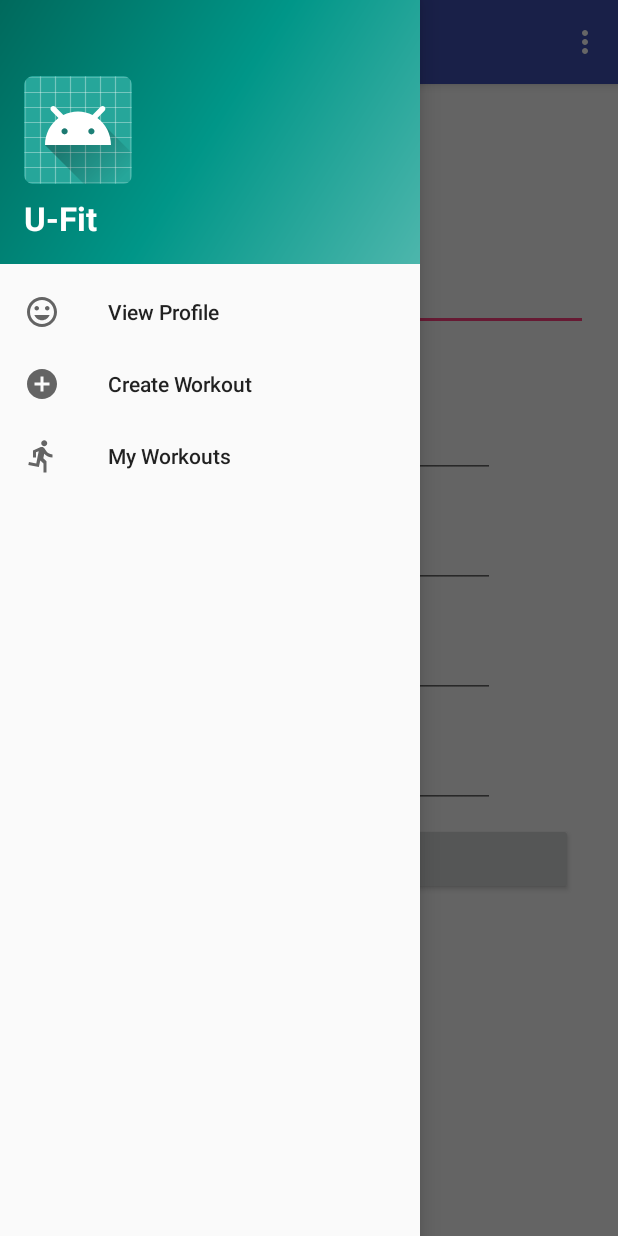
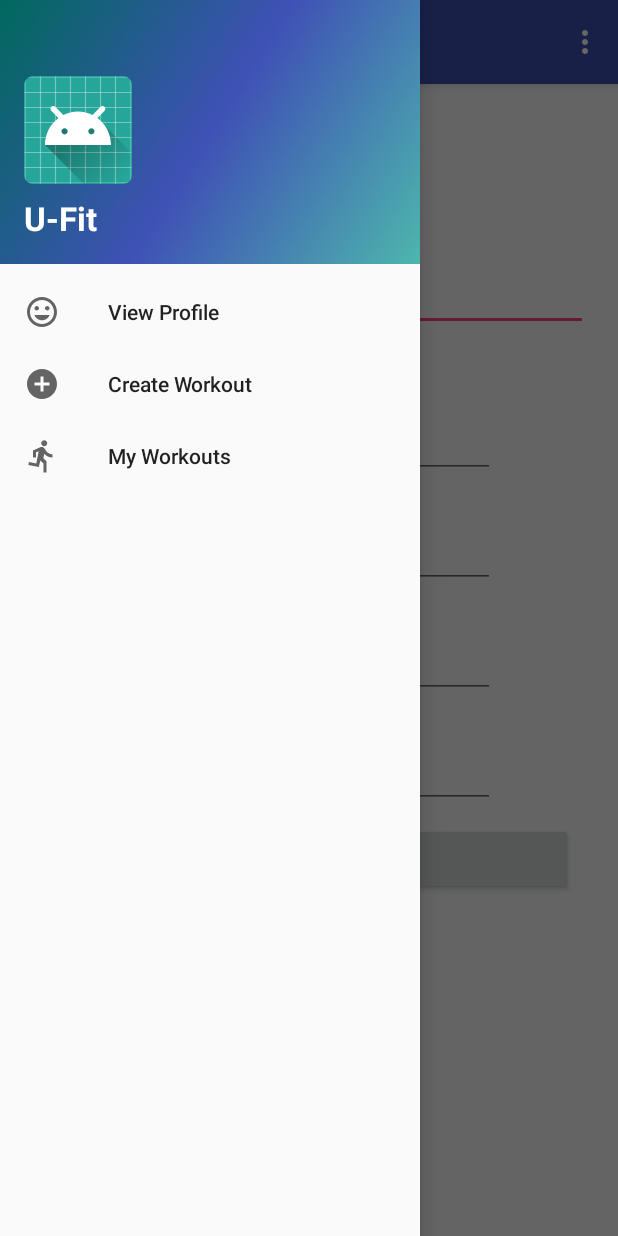
Before and after one commit to CliffWilson98/U-Fit, an Android app: the screen it shows after launch (MainActivity), with the side drawer open, on a phone screen of 412 x 824 dp. Run offline under Robolectric (Android 15) with nearby library versions, the phone set to English and light mode, and no system bars.

Commit message:
changed nav draw color

```diff
--- a/FitnessAppNavigationDrawer/app/src/main/res/drawable/side_nav_bar.xml
+++ b/FitnessAppNavigationDrawer/app/src/main/res/drawable/side_nav_bar.xml
@@ -2,7 +2,7 @@
     android:shape="rectangle">
     <gradient
         android:angle="135"
-        android:centerColor="#009688"
+        android:centerColor="#3F51B5"
         android:endColor="#00695C"
         android:startColor="#4DB6AC"
         android:type="linear" />
```
